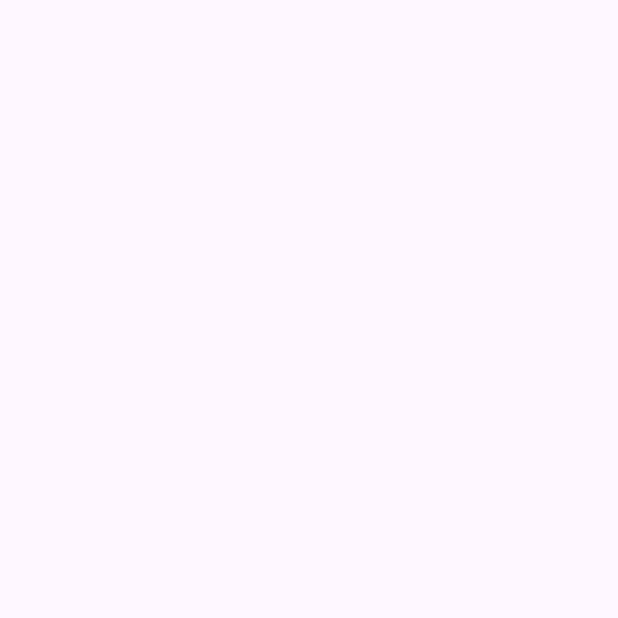
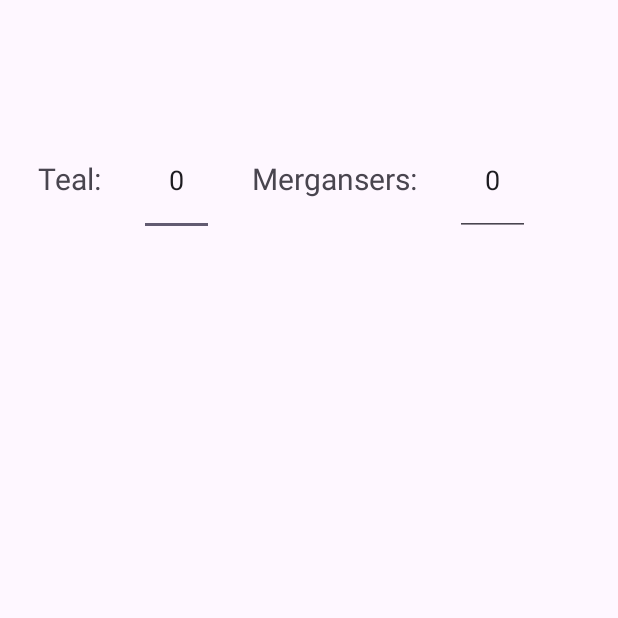
Before and after one commit to arshaw4/Virginia-Hunting-Regulations, an Android app: the SpeciesInput screen opened directly, with no data from a screen before it, on a phone screen of 412 x 824 dp, the top half of it. Before the commit the part shown is empty. Run offline under Robolectric (Android 15) with nearby library versions, the phone set to English and light mode, and no system bars.

Commit message:
partially implemented species inputting layout, implemented passing calendar value from activity 1 to 2

```diff
--- a/app/src/main/java/com/shaw/virginiahuntingregulations/MainActivity.kt
+++ b/app/src/main/java/com/shaw/virginiahuntingregulations/MainActivity.kt
@@ -1,6 +1,7 @@
 package com.shaw.virginiahuntingregulations
 
 import android.app.DatePickerDialog
+import android.content.Intent
 import android.os.Bundle
 import android.util.Log
 import android.widget.Button
@@ -32,8 +33,9 @@ private val calendar = Calendar.getInstance()
                 Calendar.DAY_OF_MONTH)).show()
         }
         findViewById<Button>(R.id.submitDateButton).setOnClickListener{
-            //startActivity(SpeciesInput);
-            //move to next layout and pass date as parameter
+            val intent = Intent(this, SpeciesInput::class.java)
+            intent.putExtra("date", calendar)
+            startActivity(intent)
         }
     }
     override fun onDateSet(view: DatePicker?, year: Int, month: Int, dayOfMonth: Int) {
--- a/app/src/main/java/com/shaw/virginiahuntingregulations/SpeciesInput.kt
+++ b/app/src/main/java/com/shaw/virginiahuntingregulations/SpeciesInput.kt
@@ -5,6 +5,7 @@ import androidx.activity.enableEdgeToEdge
 import androidx.appcompat.app.AppCompatActivity
 import androidx.core.view.ViewCompat
 import androidx.core.view.WindowInsetsCompat
+import java.util.Calendar
 
 class SpeciesInput : AppCompatActivity() {
     override fun onCreate(savedInstanceState: Bundle?) {
@@ -16,5 +17,10 @@ class SpeciesInput : AppCompatActivity() {
             v.setPadding(systemBars.left, systemBars.top, systemBars.right, systemBars.bottom)
             insets
         }
+        val calendar = intent.getStringExtra("date")
+    }
+
+    private fun dateInRange(startRange: Calendar, endRange: Calendar, checkDate: Calendar): Boolean{
+        return checkDate.after(startRange) && checkDate.before(endRange)
     }
 }
--- a/app/src/main/res/layout/activity_species_input.xml
+++ b/app/src/main/res/layout/activity_species_input.xml
@@ -6,5 +6,70 @@
     android:layout_width="match_parent"
     android:layout_height="match_parent"
     tools:context=".SpeciesInput">
+    <ScrollView
+        android:layout_width="match_parent"
+        android:layout_height="match_parent"
+        app:layout_constraintTop_toTopOf="parent"
+        app:layout_constraintBottom_toBottomOf="parent"
+        app:layout_constraintStart_toStartOf="parent"
+        app:layout_constraintEnd_toEndOf="parent"
+        android:fillViewport="true"
+        android:scrollbars = "vertical"
+        android:scrollbarStyle="insideInset">
+    <TableLayout
+        android:layout_width="match_parent"
+        android:layout_height="wrap_content"
+        app:layout_constraintBottom_toBottomOf="parent"
+        app:layout_constraintEnd_toEndOf="parent"
+        app:layout_constraintStart_toStartOf="parent"
+        app:layout_constraintTop_toTopOf="parent">
+        <!-- Gap row -->
+        <View
+            android:layout_width="match_parent"
+            android:layout_height="80dp" />
+        <TableRow>
+            <TextView
+                android:paddingVertical="25dp"
+                android:paddingHorizontal="25dp"
+                android:layout_column="1"
+                android:text="@string/teal"
+                android:textSize="20sp" />
+            <EditText
+                android:id="@+id/tealInputValue"
+                android:layout_column="2"
+                android:text="0"
+                android:paddingVertical="25dp"
+                android:paddingHorizontal="20dp"
+                android:layout_width="wrap_content"
+                android:layout_height="wrap_content"
+                android:inputType="number"
+                android:maxLength="2" />
+            <TextView
+                android:paddingVertical="25dp"
+                android:paddingHorizontal="25dp"
+                android:text="@string/mergansers"
+                android:layout_column="3"
+                android:gravity="start"
+                android:textSize="20sp"/>
+            <EditText
+                android:id="@+id/mergansersInputValue"
+                android:layout_column="4"
+                android:text="0"
+                android:paddingVertical="25dp"
+                android:paddingHorizontal="20dp"
+                android:layout_width="wrap_content"
+                android:layout_height="wrap_content"
+                android:inputType="number"
+                android:maxLength="2" />
+        </TableRow>
+        <TableRow
+            android:layout_width="match_parent"
+            android:layout_height="match_parent" />
 
+        <TableRow
+            android:layout_width="match_parent"
+            android:layout_height="match_parent" />
+
+    </TableLayout>
+    </ScrollView>
 </androidx.constraintlayout.widget.ConstraintLayout>
--- a/app/src/main/res/values/strings.xml
+++ b/app/src/main/res/values/strings.xml
@@ -5,4 +5,6 @@
     <string name="date_of_hunt">Date of Hunt</string>
     <string name="virginia_waterfowl_regulations">Virginia Waterfowl Regulations</string>
     <string name="ducksBGImgDesc">Black and White images of Ducks flyng through a swamp</string>
+    <string name="teal">Teal:</string>
+    <string name="mergansers">Mergansers:</string>
 </resources>
```
